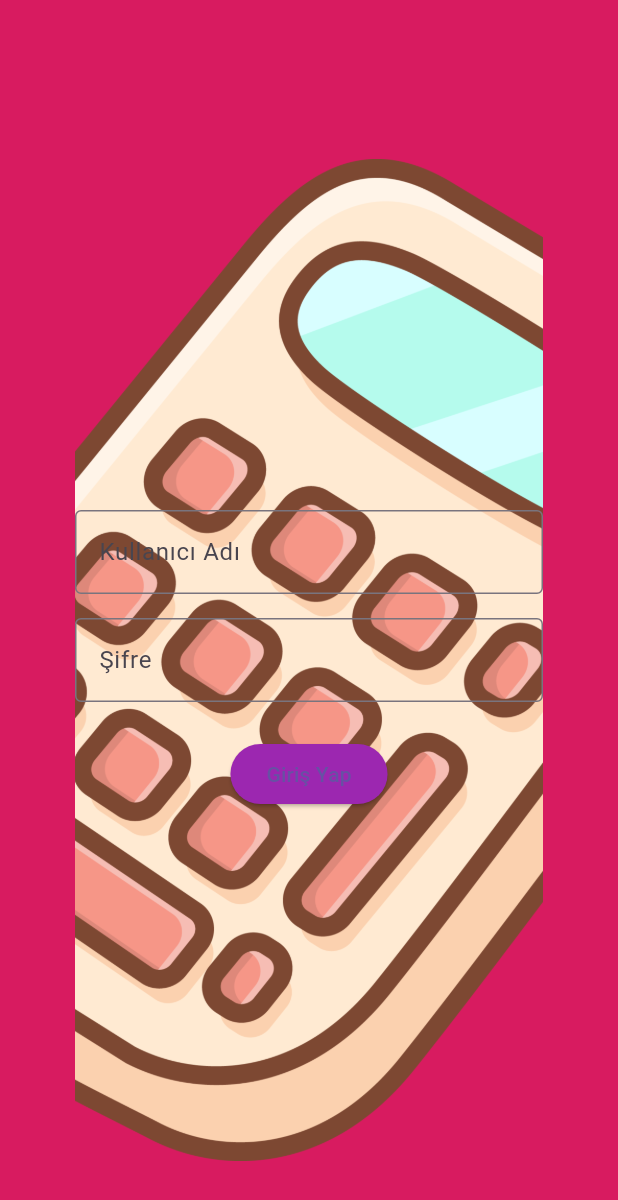
After one commit to coderlawyerr/basic_calculator, a Flutter app: the screen it shows after launch, on a phone screen of 412 x 824 dp. The commit adds this screen. Shown: the top 1200 px of the screen. Run offline on Flutter 3.47's test engine with Material 3 defaults, Android fonts, the phone set to English and light mode, and no system bars.

Commit message:
add the  metod

```diff
--- a/lib/color.dart
+++ b/lib/color.dart
@@ -1,4 +1,4 @@
 import 'package:flutter/material.dart';
 
-const Color bgColor = Color.fromARGB(255, 83, 227, 176);
+const Color bgColor = Color.fromARGB(255, 240, 132, 168);
 const Color primaryColor = Color(0xff232323);
--- a/lib/main.dart
+++ b/lib/main.dart
@@ -1,4 +1,5 @@
-import 'package:basic_calculator/screen/calculator.dart';
+import 'package:basic_calculator/screen/login.dart';
+import 'package:basic_calculator/screen/my_calculator.dart';
 import 'package:flutter/material.dart';
 
 void main() => runApp(const MyApp());
@@ -11,7 +12,7 @@ class MyApp extends StatelessWidget {
     return const MaterialApp(
       debugShowCheckedModeBanner: false,
       title: 'Material App',
-      home: BasicCalculator(),
+      home: LoginPage(),
     );
   }
 }
--- /dev/null
+++ b/lib/screen/login.dart
@@ -0,0 +1,63 @@
+import 'package:basic_calculator/screen/my_calculator.dart';
+import 'package:flutter/material.dart';
+
+class LoginPage extends StatelessWidget {
+  const LoginPage({Key? key});
+
+  @override
+  Widget build(BuildContext context) {
+    return Scaffold(
+      backgroundColor: Colors.pink[600],
+      appBar: AppBar(
+        elevation: 0,
+        backgroundColor: Colors.transparent,
+      ),
+      body: Padding(
+        padding: EdgeInsets.all(50),
+        child: Container(
+          width: double.infinity,
+          height: double.infinity,
+          decoration: BoxDecoration(
+            image: DecorationImage(
+              image: AssetImage('assets/calculator.png'),
+              fit: BoxFit.cover,
+            ),
+          ),
+          child: Column(
+            mainAxisAlignment:
+                MainAxisAlignment.center, // Dikey eksende ortalamak için
+            children: <Widget>[
+              TextFormField(
+                decoration: InputDecoration(
+                  labelText: 'Kullanıcı Adı',
+                  border: OutlineInputBorder(),
+                ),
+              ),
+              SizedBox(height: 16.0),
+              TextFormField(
+                obscureText: true,
+                decoration: InputDecoration(
+                  labelText: 'Şifre',
+                  border: OutlineInputBorder(),
+                ),
+              ),
+              SizedBox(height: 24.0),
+              ElevatedButton(
+                onPressed: () {
+                  Navigator.push(
+                    context,
+                    MaterialPageRoute(builder: (context) => BasicCalculator()),
+                  );
+                },
+                child: Text(
+                  'Giriş Yap',
+                ),
+                style: ElevatedButton.styleFrom(backgroundColor: Colors.purple),
+              ),
+            ],
+          ),
+        ),
+      ),
+    );
+  }
+}
```
Also changed, not shown: lib/screen/my_calculator.dart (renamed from lib/screen/calculator.dart, +112 -59 lines), pubspec.yaml (+4 -3 lines), assets/calculator.png (added).
